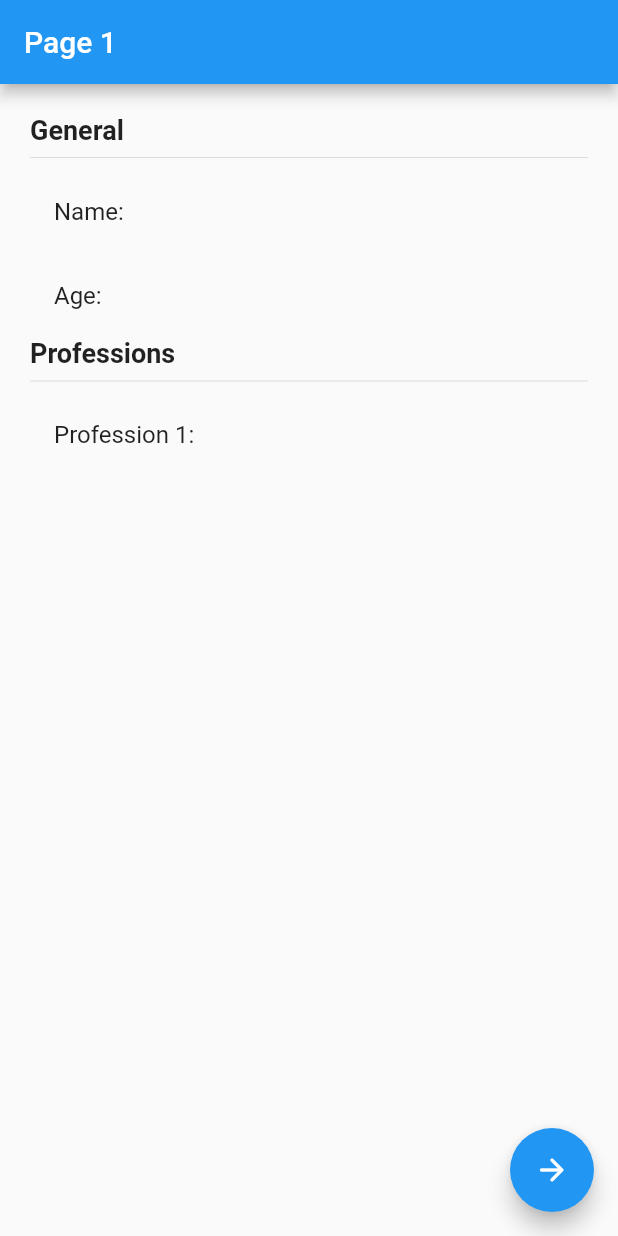
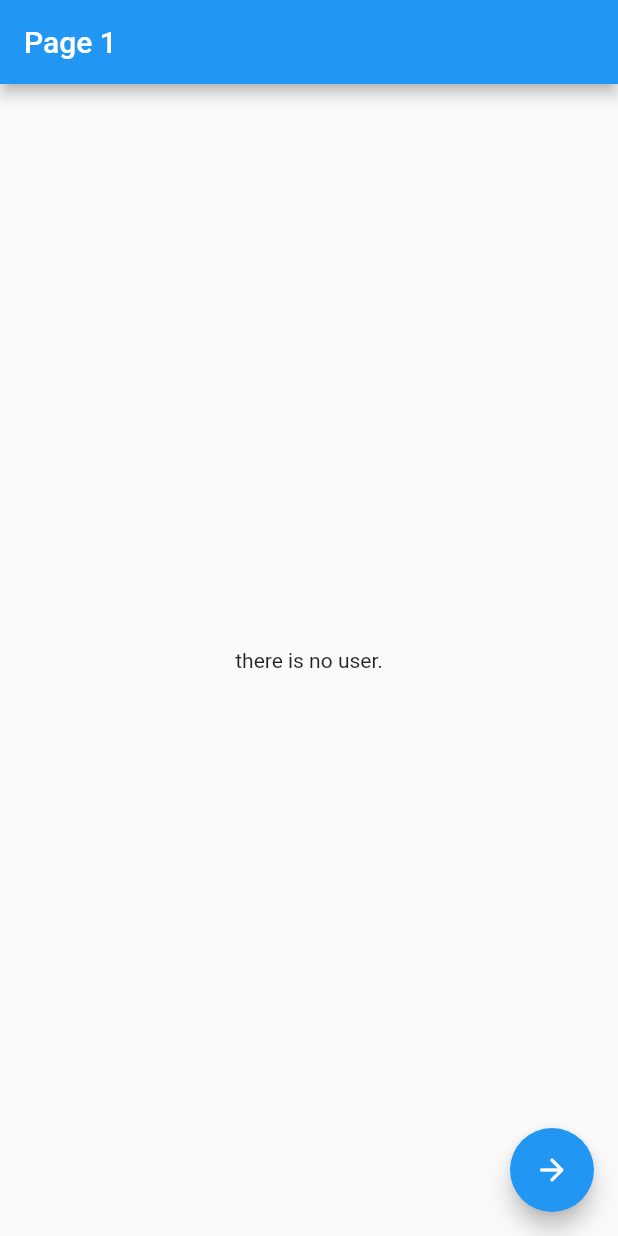
Before and after one commit to urielexis64/flutter_state_patterns, a Flutter app: the screen it shows after launch, on a phone screen of 412 x 824 dp. Run offline on Flutter 3.47's test engine with Material 2 defaults, Android fonts, the phone set to English and light mode, and no system bars; our stand-ins replace get.

```diff
--- /dev/null
+++ b/lib/controllers/user_controller.dart
@@ -0,0 +1,26 @@
+import 'package:get/get.dart';
+import 'package:status/models/user.dart';
+
+class UserController extends GetxController {
+  var userExists = false.obs;
+  var user = User().obs;
+
+  int get professionCount => this.user.value.professions.length;
+
+  void loadUser(User user) {
+    this.userExists.value = true;
+    this.user.value = user;
+  }
+
+  void changeAge(int age) {
+    this.user.update((val) {
+      val!.age = age;
+    });
+  }
+
+  void addProfession(String profession) {
+    this.user.update((val) {
+      val!.professions = [...val.professions, profession];
+    });
+  }
+}
--- a/lib/main.dart
+++ b/lib/main.dart
@@ -1,4 +1,6 @@
 import 'package:flutter/material.dart';
+import 'package:get/route_manager.dart';
+
 import 'package:status/pages/page1_page.dart';
 import 'package:status/pages/page2_page.dart';
 
@@ -7,14 +9,14 @@ void main() => runApp(MyApp());
 class MyApp extends StatelessWidget {
   @override
   Widget build(BuildContext context) {
-    return MaterialApp(
+    return GetMaterialApp(
       debugShowCheckedModeBanner: false,
       title: 'Material App',
       initialRoute: 'page1',
-      routes: {
-        'page1': (_) => Page1Page(),
-        'page2': (_) => Page2Page(),
-      },
+      getPages: [
+        GetPage(name: 'page1', page: () => Page1Page()),
+        GetPage(name: 'page2', page: () => Page2Page()),
+      ],
     );
   }
 }
--- a/lib/pages/page1_page.dart
+++ b/lib/pages/page1_page.dart
@@ -1,42 +1,71 @@
 import 'package:flutter/material.dart';
+import 'package:get/get.dart';
+import 'package:status/controllers/user_controller.dart';
+import 'package:status/models/user.dart';
+import 'package:status/pages/page2_page.dart';
 
 class Page1Page extends StatelessWidget {
   @override
   Widget build(BuildContext context) {
+    final userCtrl = Get.put(UserController());
+
     return Scaffold(
         appBar: AppBar(
           title: Text('Page 1'),
         ),
-        body: UserInfo(),
+        body: Obx(() => userCtrl.userExists.value
+            ? UserInfo(user: userCtrl.user.value)
+            : NoInfo()),
         floatingActionButton: FloatingActionButton(
-          onPressed: () => Navigator.pushNamed(context, 'page2'),
+          onPressed: () => Get.toNamed(
+            'page2',
+          ),
           child: Icon(Icons.arrow_forward_rounded),
         ));
   }
 }
 
+class NoInfo extends StatelessWidget {
+  @override
+  Widget build(BuildContext context) {
+    return Container(
+      child: Center(
+        child: Text('there is no user.'),
+      ),
+    );
+  }
+}
+
 class UserInfo extends StatelessWidget {
+  final User user;
+
+  const UserInfo({Key? key, required this.user}) : super(key: key);
+
   @override
   Widget build(BuildContext context) {
     return Container(
       width: double.infinity,
       height: double.infinity,
       padding: EdgeInsets.all(20.0),
+      child: SingleChildScrollView(
+        physics: BouncingScrollPhysics(),
         child: Column(
           crossAxisAlignment: CrossAxisAlignment.start,
           children: [
             Text('General',
                 style: TextStyle(fontSize: 18, fontWeight: FontWeight.bold)),
             Divider(),
-          ListTile(title: Text('Name: ')),
-          ListTile(title: Text('Age: ')),
+            ListTile(title: Text('Name: ${this.user.name}')),
+            ListTile(title: Text('Age: ${this.user.age}')),
             Text('Professions',
                 style: TextStyle(fontSize: 18, fontWeight: FontWeight.bold)),
             Divider(),
-          ...List.generate(1,
-                  (index) => ListTile(title: Text('Profession ${index + 1}: ')))
-              .toList()
+            ...this
+                .user
+                .professions
+                .map((profession) => ListTile(title: Text(profession)))
           ],
+        ),
       ),
     );
   }
```
Also changed, not shown: lib/pages/page2_page.dart (+30 -3 lines). Lines whose indentation alone changed are shown as unchanged.
